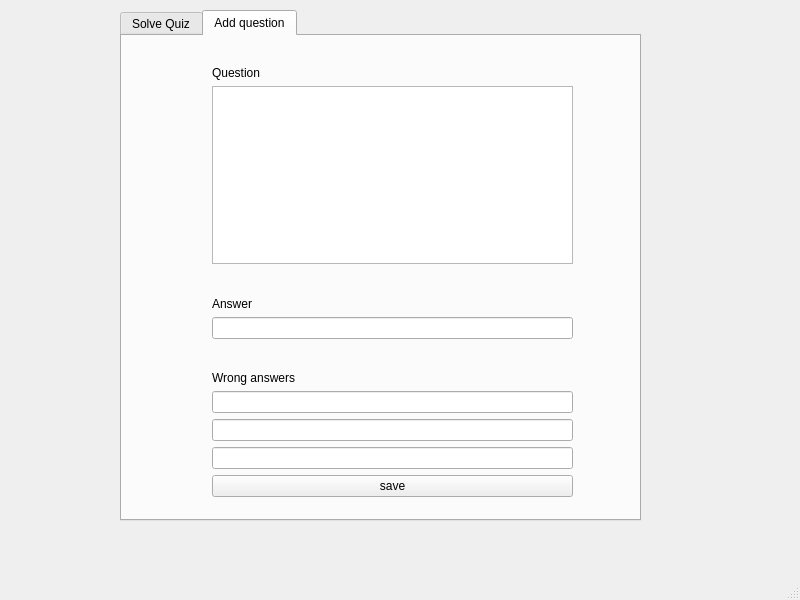
The window that flashcards.ui (anga95/Flashcards) describes before a commit, drawn with Qt 5.
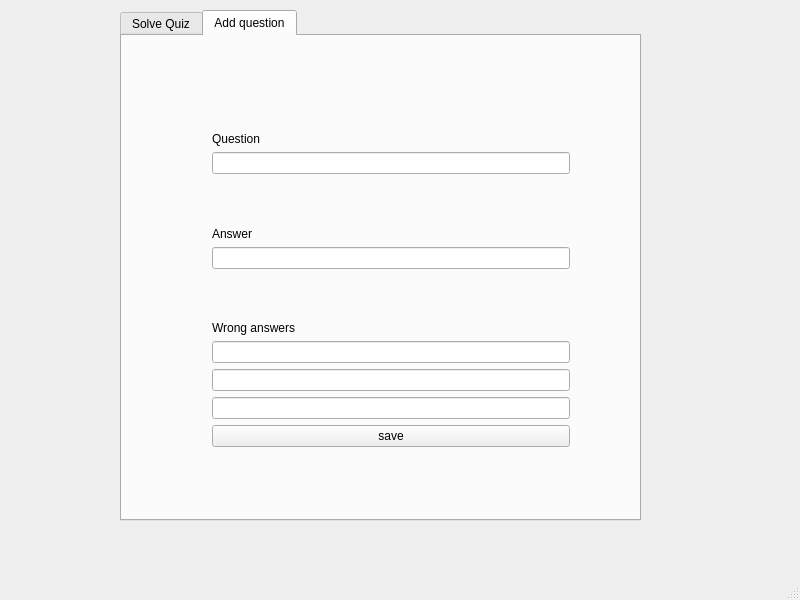
The same window after the commit.

Patch:
```diff
--- a/flashcards.ui
+++ b/flashcards.ui
@@ -101,12 +101,25 @@
       <property name="geometry">
        <rect>
         <x>90</x>
-        <y>30</y>
-        <width>361</width>
-        <height>431</height>
+        <y>50</y>
+        <width>358</width>
+        <height>361</height>
        </rect>
       </property>
       <layout class="QVBoxLayout" name="add_question_widget">
+       <item>
+        <spacer name="verticalSpacer_3">
+         <property name="orientation">
+          <enum>Qt::Vertical</enum>
+         </property>
+         <property name="sizeHint" stdset="0">
+          <size>
+           <width>20</width>
+           <height>40</height>
+          </size>
+         </property>
+        </spacer>
+       </item>
        <item>
         <widget class="QLabel" name="label">
          <property name="text">
@@ -115,18 +128,7 @@
         </widget>
        </item>
        <item>
-        <widget class="QTextEdit" name="text_question">
-         <property name="html">
-          <string>&lt;!DOCTYPE HTML PUBLIC &quot;-//W3C//DTD HTML 4.0//EN&quot; &quot;http://www.w3.org/TR/REC-html40/strict.dtd&quot;&gt;
-&lt;html&gt;&lt;head&gt;&lt;meta name=&quot;qrichtext&quot; content=&quot;1&quot; /&gt;&lt;meta charset=&quot;utf-8&quot; /&gt;&lt;style type=&quot;text/css&quot;&gt;
-p, li { white-space: pre-wrap; }
-hr { height: 1px; border-width: 0; }
-li.unchecked::marker { content: &quot;\2610&quot;; }
-li.checked::marker { content: &quot;\2612&quot;; }
-&lt;/style&gt;&lt;/head&gt;&lt;body style=&quot; font-family:'.AppleSystemUIFont'; font-size:13pt; font-weight:400; font-style:normal;&quot;&gt;
-&lt;p style=&quot;-qt-paragraph-type:empty; margin-top:0px; margin-bottom:0px; margin-left:0px; margin-right:0px; -qt-block-indent:0; text-indent:0px;&quot;&gt;&lt;br /&gt;&lt;/p&gt;&lt;/body&gt;&lt;/html&gt;</string>
-         </property>
-        </widget>
+        <widget class="QLineEdit" name="text_question"/>
        </item>
        <item>
         <spacer name="verticalSpacer">
@@ -162,8 +164,8 @@
          </property>
          <property name="sizeHint" stdset="0">
           <size>
-           <width>20</width>
-           <height>40</height>
+           <width>356</width>
+           <height>28</height>
           </size>
          </property>
         </spacer>
```
